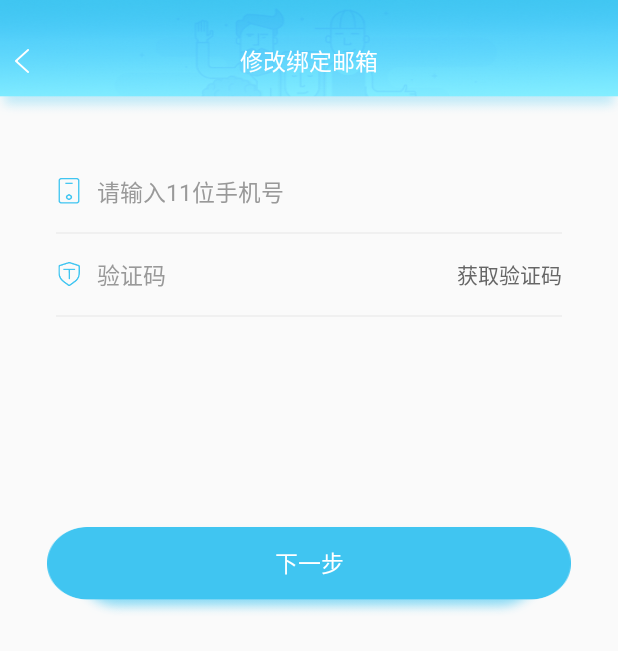
After one commit to qijiuyu/ZhiXueProject, an Android app: the EditEmailActivity screen opened directly, with no data from a screen before it, on a phone screen of 412 x 824 dp. The commit adds this screen. Shown: the top 651 px of the screen. Run offline under Robolectric (Android 15) with nearby library versions, the phone set to English and light mode, and no system bars; our stand-ins replace CircleImageView.

Commit message:
开发个人中心

```diff
--- a/app/src/main/AndroidManifest.xml
+++ b/app/src/main/AndroidManifest.xml
@@ -65,6 +65,8 @@
         <activity android:name=".activity.userinfo.EditUserNameActivity" android:screenOrientation="portrait"/>
         <activity android:name=".activity.userinfo.UpdatePwdActivity" android:screenOrientation="portrait"/>
         <activity android:name=".activity.college.MemberLevelActivity" android:screenOrientation="portrait"/>
+        <activity android:name=".activity.userinfo.EditEmailActivity" android:screenOrientation="portrait"/>
+        <activity android:name=".activity.userinfo.BindingEmailActivity" android:screenOrientation="portrait"/>
 
     </application>
 
--- a/app/src/main/java/com/example/administrator/zhixueproject/activity/userinfo/EditSignActivity.java
+++ b/app/src/main/java/com/example/administrator/zhixueproject/activity/userinfo/EditSignActivity.java
@@ -13,6 +13,7 @@ import android.widget.TextView;
 
 import com.example.administrator.zhixueproject.R;
 import com.example.administrator.zhixueproject.activity.BaseActivity;
+import com.example.administrator.zhixueproject.application.MyApplication;
 import com.example.administrator.zhixueproject.bean.BaseBean;
 import com.example.administrator.zhixueproject.http.HandlerConstant1;
 import com.example.administrator.zhixueproject.http.HandlerConstant2;
@@ -84,7 +85,8 @@ public class EditSignActivity extends BaseActivity{
                          return;
                      }
                      if(baseBean.isStatus()){
-
+                         MyApplication.userInfo.getData().getUser().setUserIntro(etSign.getText().toString().trim());
+                         finish();
                      }else{
                          showMsg(baseBean.getErrorMsg());
                      }
--- a/app/src/main/java/com/example/administrator/zhixueproject/activity/userinfo/EditUserNameActivity.java
+++ b/app/src/main/java/com/example/administrator/zhixueproject/activity/userinfo/EditUserNameActivity.java
@@ -10,6 +10,7 @@ import android.widget.EditText;
 import android.widget.TextView;
 import com.example.administrator.zhixueproject.R;
 import com.example.administrator.zhixueproject.activity.BaseActivity;
+import com.example.administrator.zhixueproject.application.MyApplication;
 import com.example.administrator.zhixueproject.bean.BaseBean;
 import com.example.administrator.zhixueproject.http.HandlerConstant1;
 import com.example.administrator.zhixueproject.http.HandlerConstant2;
@@ -65,6 +66,7 @@ public class EditUserNameActivity extends BaseActivity {
                         return;
                     }
                     if(baseBean.isStatus()){
+                        MyApplication.userInfo.getData().getUser().setUserName(etName.getText().toString().trim());
                         finish();
                     }else{
                         showMsg(baseBean.getErrorMsg());
--- a/app/src/main/java/com/example/administrator/zhixueproject/activity/userinfo/UserInfoActivity.java
+++ b/app/src/main/java/com/example/administrator/zhixueproject/activity/userinfo/UserInfoActivity.java
@@ -100,6 +100,7 @@ public class UserInfoActivity extends BaseActivity implements View.OnClickListen
                 setClass(UpdatePhoneActivity.class);
                 break;
             case R.id.rl_modify_mailbox://修改绑定邮箱
+                 setClass(EditEmailActivity.class);
                 break;
             case R.id.rl_modify_pwd://修改密码
                 setClass(UpdatePwdActivity.class);
@@ -189,7 +190,7 @@ public class UserInfoActivity extends BaseActivity implements View.OnClickListen
      */
     private void showUserInfo(){
         final UserBean userBean=MyApplication.userInfo.getData().getUser();
-        Glide.with(mContext).load(userBean.getUserImg()).override(50,50).into(ivHeadIcon);
+        Glide.with(mContext).load(userBean.getUserImg()).override(50,50).error(R.mipmap.user_icon).into(ivHeadIcon);
         tvUserName.setText(userBean.getUserName());
         tvSign.setText(userBean.getUserIntro());
     }
--- a/app/src/main/java/com/example/administrator/zhixueproject/http/HandlerConstant1.java
+++ b/app/src/main/java/com/example/administrator/zhixueproject/http/HandlerConstant1.java
@@ -16,4 +16,5 @@ public class HandlerConstant1 {
     public static final int UPDATE_PWD2_SUCCESS=1121;
     public static final int EDIT_COLLEGE_SUCCESS=1122;
     public static final int SETTING_MEMBER_LEVEL_SUCCESS=1123;
+    public static final int CHECK_SMS_CODE_SUCCESS=1124;
 }
--- a/app/src/main/java/com/example/administrator/zhixueproject/http/HttpConstant.java
+++ b/app/src/main/java/com/example/administrator/zhixueproject/http/HttpConstant.java
@@ -48,4 +48,7 @@ public class HttpConstant {
 
     //会员等级设置
     public static final String MEMBER_LEVEL_SETTING="college/updateVipGrade.do";
+
+    //判断验证码是否正确
+    public static final String CHECK_SMS_CODE="user/checkCode.do";
 }
--- /dev/null
+++ b/app/src/main/res/layout/activity_edit_email.xml
@@ -0,0 +1,110 @@
+<?xml version="1.0" encoding="utf-8"?>
+<LinearLayout xmlns:android="http://schemas.android.com/apk/res/android"
+    android:orientation="vertical"
+    android:layout_width="match_parent"
+    android:layout_height="match_parent">
+
+    <include layout="@layout/head"/>
+
+    <LinearLayout
+        android:orientation="vertical"
+        android:layout_width="match_parent"
+        android:layout_height="0dp"
+        android:layout_weight="1">
+
+        <LinearLayout
+            android:layout_marginTop="19dp"
+            android:layout_marginLeft="37dp"
+            android:layout_marginRight="37dp"
+            android:orientation="horizontal"
+            android:gravity="center_vertical"
+            android:layout_width="match_parent"
+            android:layout_height="54dp">
+
+            <ImageView
+                android:layout_width="wrap_content"
+                android:layout_height="wrap_content"
+                android:src="@mipmap/phone_info_icon"/>
+
+            <EditText
+                android:id="@+id/et_tel"
+                android:layout_width="match_parent"
+                android:layout_height="match_parent"
+                android:layout_marginLeft="10dp"
+                android:inputType="phone"
+                android:maxLength="11"
+                android:background="@null"
+                android:hint="@string/input_telphone_11"
+                android:textSize="15sp"
+                android:textColor="@color/color_333333"
+                android:textColorHint="@color/color_999999"/>
+
+        </LinearLayout>
+
+        <View
+            style="@style/view_line"
+            android:layout_marginLeft="37dp"
+            android:layout_marginRight="37dp"/>
+
+        <RelativeLayout
+            android:layout_marginLeft="37dp"
+            android:layout_marginRight="37dp"
+            android:layout_width="match_parent"
+            android:layout_height="54dp">
+
+            <ImageView
+                android:id="@+id/iv_code_icon"
+                android:layout_width="wrap_content"
+                android:layout_height="wrap_content"
+                android:layout_centerVertical="true"
+                android:src="@mipmap/code_info_icon"/>
+
+            <TextView
+                android:id="@+id/tv_get_code"
+                android:layout_alignParentRight="true"
+                android:layout_width="wrap_content"
+                android:layout_height="match_parent"
+                android:gravity="center_vertical"
+                android:text="@string/get_code"
+                android:textColor="@color/color_666666"
+                android:textSize="14sp"/>
+
+            <EditText
+                android:id="@+id/et_code"
+                android:layout_toRightOf="@+id/iv_code_icon"
+                android:layout_toLeftOf="@+id/tv_get_code"
+                android:layout_width="match_parent"
+                android:layout_height="match_parent"
+                android:layout_centerVertical="true"
+                android:layout_marginLeft="10dp"
+                android:layout_marginRight="19dp"
+                android:background="@null"
+                android:hint="@string/code"
+                android:textSize="15sp"
+                android:inputType="number"
+                android:textColor="@color/color_333333"
+                android:textColorHint="@color/color_999999"/>
+
+        </RelativeLayout>
+
+        <View
+            style="@style/view_line"
+            android:layout_marginLeft="37dp"
+            android:layout_marginRight="37dp"/>
+
+        <TextView
+            android:id="@+id/tv_next"
+            android:layout_width="match_parent"
+            android:layout_height="wrap_content"
+            android:layout_marginLeft="31dp"
+            android:layout_marginRight="31dp"
+            android:background="@mipmap/bg_botton"
+            android:layout_marginTop="@dimen/dm200"
+            android:gravity="center"
+            android:text="下一步"
+            android:textColor="@android:color/white"
+            android:textSize="15sp"/>
+
+    </LinearLayout>
+
+</LinearLayout>
```
Also changed, not shown: app/src/main/java/com/example/administrator/zhixueproject/activity/login/LoginActivity.java (+6 -30 lines), app/src/main/java/com/example/administrator/zhixueproject/activity/userinfo/BindingEmailActivity.java (added, +194 -0 lines), app/src/main/java/com/example/administrator/zhixueproject/activity/userinfo/EditEmailActivity.java (added, +195 -0 lines), app/src/main/java/com/example/administrator/zhixueproject/http/api/HttpApi1.java (+11 -1 lines), app/src/main/java/com/example/administrator/zhixueproject/http/method/HttpMethod1.java (+30 -4 lines), app/src/main/res/layout/activity_binding_email.xml (added, +109 -0 lines), app/src/main/res/layout/activity_user_info.xml (+4 -3 lines).
